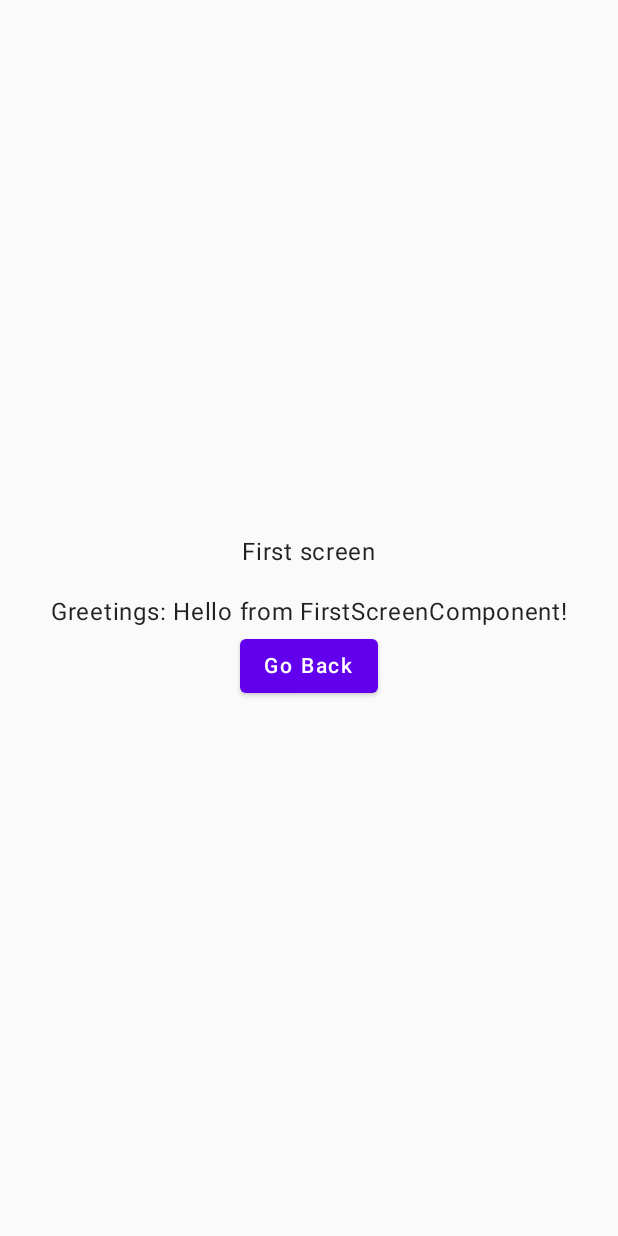
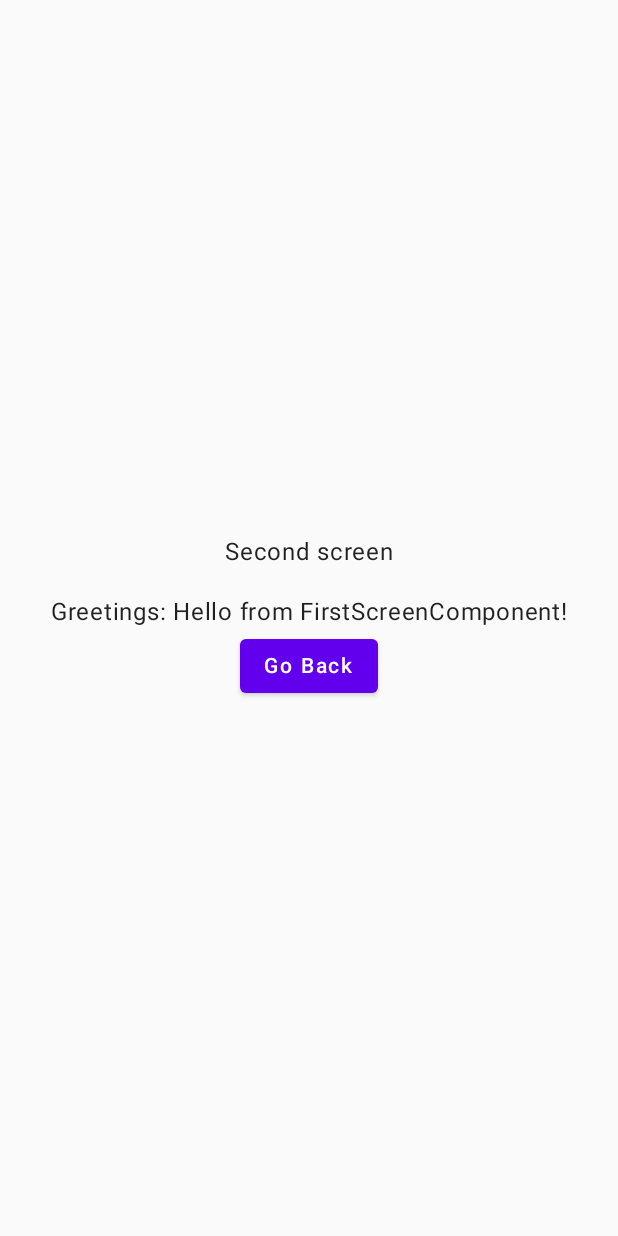
Before and after one commit to mkonkel/DecomposeNavigation, an Android app built with Jetpack Compose: the screen it shows after launch (MainActivity), after a tap on "Second Screen", on a phone screen of 412 x 824 dp. Run offline under Robolectric (Android 15) with nearby library versions, the phone set to English and light mode, and no system bars.

Commit message:
README.md update.

```diff
--- a/composeApp/src/commonMain/kotlin/screens/SecondScreen.kt
+++ b/composeApp/src/commonMain/kotlin/screens/SecondScreen.kt
@@ -23,7 +23,7 @@ fun SecondScreen(
         horizontalAlignment = Alignment.CenterHorizontally,
         verticalArrangement = Arrangement.Center
     ) {
-        Text("First screen")
+        Text("Second screen")
         Spacer(modifier = Modifier.height(16.dp))
         Text("Greetings: ${component.getGreeting()}")
         Button(onClick = { component.goBack() }) {
```
Also changed, not shown: 1 other file.
